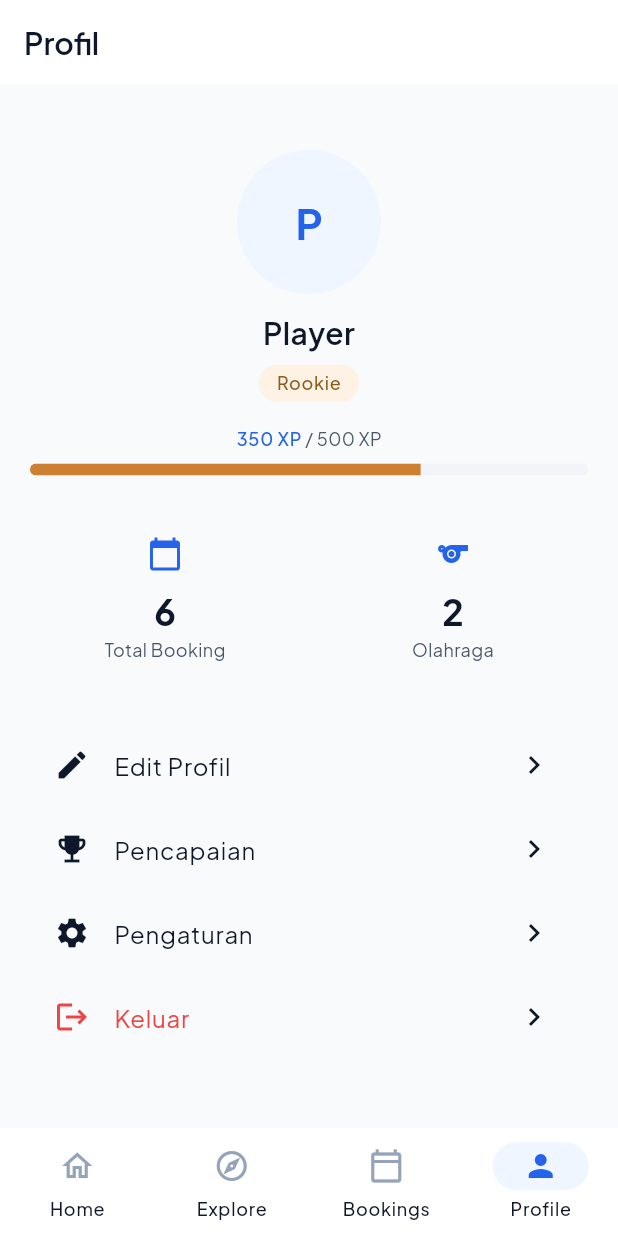
After one commit to ak-rocksdev/hyperarena, a Flutter app: the ProfileScreen screen opened by its route, after a tap on "Edit Profil", on a phone screen of 412 x 824 dp. The commit adds this screen. Run offline on Flutter 3.47's test engine with Material 3 defaults, Android fonts, the phone set to English and light mode, and no system bars; our stand-ins replace cached_network_image, flutter_riverpod, freezed_annotation, go_router, google_fonts, shared_preferences and 1 more; accounts and stored records are empty; network calls fail.

Commit message:
feat: add home screen, profile screen, finalize Phase 1 routing

```diff
--- /dev/null
+++ b/lib/features/home/presentation/screens/home_screen.dart
@@ -0,0 +1,145 @@
+import 'package:flutter/material.dart';
+import 'package:flutter_riverpod/flutter_riverpod.dart';
+import 'package:go_router/go_router.dart';
+import 'package:hyperarena/core/theme/app_colors.dart';
+import 'package:hyperarena/core/theme/app_dimensions.dart';
+import 'package:hyperarena/core/theme/app_enums.dart';
+import 'package:hyperarena/core/theme/app_typography.dart';
+import 'package:hyperarena/core/widgets/app_button.dart';
+import 'package:hyperarena/features/auth/presentation/widgets/sport_chip_selector.dart';
+import 'package:hyperarena/features/auth/providers/auth_provider.dart';
+import 'package:hyperarena/features/booking/presentation/widgets/booking_card.dart';
+import 'package:hyperarena/features/booking/providers/booking_providers.dart';
+import 'package:hyperarena/features/venue/providers/venue_providers.dart';
+
+class HomeScreen extends ConsumerWidget {
+  const HomeScreen({super.key});
+
+  String _greeting() {
+    final hour = DateTime.now().hour;
+    if (hour < 11) return 'Selamat Pagi';
+    if (hour < 15) return 'Selamat Siang';
+    if (hour < 18) return 'Selamat Sore';
+    return 'Selamat Malam';
+  }
+
+  @override
+  Widget build(BuildContext context, WidgetRef ref) {
+    final user = ref.watch(authNotifierProvider);
+    final bookingsAsync = ref.watch(bookingListProvider);
+
+    return Scaffold(
+      body: SafeArea(
+        child: SingleChildScrollView(
+          padding: const EdgeInsets.all(AppDimensions.screenHorizontal),
+          child: Column(
+            crossAxisAlignment: CrossAxisAlignment.start,
+            children: [
+              const SizedBox(height: AppDimensions.base),
+
+              // Greeting
+              Text(
+                '${_greeting()},',
+                style: AppTypography.bodyLarge.copyWith(
+                  color: AppColors.textSecondary,
+                ),
+              ),
+              Text(
+                user?.name ?? 'Player',
+                style: AppTypography.headingLarge,
+              ),
+              const SizedBox(height: AppDimensions.xl),
+
+              // CTA button
+              SizedBox(
+                width: double.infinity,
+                child: AppButton(
+                  label: 'Cari Lapangan',
+                  isLarge: true,
+                  icon: Icons.search,
+                  onPressed: () => context.go('/player/explore'),
+                ),
+              ),
+              const SizedBox(height: AppDimensions.xl),
+
+              // Sport quick-access
+              Text('Olahraga', style: AppTypography.titleMedium),
+              const SizedBox(height: AppDimensions.md),
+              SizedBox(
+                height: AppDimensions.chipHeight + 8,
+                child: ListView(
+                  scrollDirection: Axis.horizontal,
+                  children: Sport.values.map((sport) {
+                    return Padding(
+                      padding:
+                          const EdgeInsets.only(right: AppDimensions.sm),
+                      child: SportChipSelector(
+                        sport: sport,
+                        isSelected: false,
+                        onToggle: (_) {
+                          ref
+                              .read(venueFilterProvider.notifier)
+                              .setSport(sport);
+                          context.go('/player/explore');
+                        },
+                      ),
+                    );
+                  }).toList(),
+                ),
+              ),
+              const SizedBox(height: AppDimensions.xl),
+
+              // Upcoming booking
+              Text('Booking Mendatang', style: AppTypography.titleMedium),
+              const SizedBox(height: AppDimensions.md),
+              bookingsAsync.when(
+                loading: () => const SizedBox(
+                  height: 80,
+                  child: Center(child: CircularProgressIndicator()),
+                ),
+                error: (_, _) => const SizedBox.shrink(),
+                data: (bookings) {
+                  final upcoming = bookings
+                      .where((b) =>
+                          b.status == BookingStatus.pendingPayment ||
+                          b.status == BookingStatus.waitingConfirmation ||
+                          b.status == BookingStatus.confirmed)
+                      .toList();
+                  if (upcoming.isEmpty) {
+                    return Container(
+                      width: double.infinity,
+                      padding:
+                          const EdgeInsets.all(AppDimensions.xl),
+                      decoration: BoxDecoration(
+                        color: AppColors.neutral50,
+                        borderRadius: BorderRadius.circular(
+                            AppDimensions.radiusMd),
+                      ),
+                      child: Column(
+                        children: [
+                          Icon(
+                            Icons.calendar_today_outlined,
+                            color: AppColors.neutral300,
+                            size: 32,
+                          ),
+                          const SizedBox(height: AppDimensions.sm),
+                          Text(
+                            'Belum ada booking mendatang',
+                            style: AppTypography.bodySmall.copyWith(
+                              color: AppColors.textTertiary,
+                            ),
+                          ),
+                        ],
+                      ),
+                    );
+                  }
+                  return BookingCard(booking: upcoming.first);
+                },
+              ),
+            ],
+          ),
+        ),
+      ),
+    );
+  }
+}
--- /dev/null
+++ b/lib/features/profile/presentation/screens/profile_screen.dart
@@ -0,0 +1,233 @@
+import 'package:flutter/material.dart';
+import 'package:flutter_riverpod/flutter_riverpod.dart';
+import 'package:go_router/go_router.dart';
+import 'package:hyperarena/core/mocks/mock_data.dart';
+import 'package:hyperarena/core/theme/app_colors.dart';
+import 'package:hyperarena/core/theme/app_dimensions.dart';
+import 'package:hyperarena/core/theme/app_enums.dart';
+import 'package:hyperarena/core/theme/app_theme_extensions.dart';
+import 'package:hyperarena/core/theme/app_typography.dart';
+import 'package:hyperarena/features/auth/providers/auth_provider.dart';
+
+class ProfileScreen extends ConsumerWidget {
+  const ProfileScreen({super.key});
+
+  @override
+  Widget build(BuildContext context, WidgetRef ref) {
+    final user = ref.watch(authNotifierProvider);
+    final profile = MockData.currentProfile;
+    final gamification =
+        Theme.of(context).extension<GamificationThemeExtension>()!;
+
+    // XP thresholds per tier
+    const tierThresholds = {
+      LevelTier.rookie: 500,
+      LevelTier.amateur: 1500,
+      LevelTier.intermediate: 3500,
+      LevelTier.advanced: 7000,
+      LevelTier.pro: 15000,
+    };
+    final nextThreshold = tierThresholds[profile.levelTier] ?? 500;
+    final progress = (profile.totalXp / nextThreshold).clamp(0.0, 1.0);
+
+    String tierLabel(LevelTier tier) => switch (tier) {
+          LevelTier.rookie => 'Rookie',
+          LevelTier.amateur => 'Amateur',
+          LevelTier.intermediate => 'Intermediate',
+          LevelTier.advanced => 'Advanced',
+          LevelTier.pro => 'Pro',
+        };
+
+    return Scaffold(
+      appBar: AppBar(title: const Text('Profil')),
+      body: SingleChildScrollView(
+        padding: const EdgeInsets.all(AppDimensions.screenHorizontal),
+        child: Column(
+          children: [
+            const SizedBox(height: AppDimensions.xl),
+
+            // Avatar
+            CircleAvatar(
+              radius: AppDimensions.avatarXl / 2,
+              backgroundColor: AppColors.primary50,
+              child: Text(
+                (user?.name ?? 'P').substring(0, 1).toUpperCase(),
+                style: AppTypography.displaySmall.copyWith(
+                  color: AppColors.primary,
+                ),
+              ),
+            ),
+            const SizedBox(height: AppDimensions.md),
+
+            // Name
+            Text(
+              user?.name ?? 'Player',
+              style: AppTypography.headingMedium,
+            ),
+            const SizedBox(height: AppDimensions.sm),
+
+            // Level badge
+            Container(
+              padding: const EdgeInsets.symmetric(
+                  horizontal: 12, vertical: 4),
+              decoration: BoxDecoration(
+                color: gamification.levelBackgroundColor(profile.levelTier),
+                borderRadius:
+                    BorderRadius.circular(AppDimensions.radiusFull),
+              ),
+              child: Text(
+                tierLabel(profile.levelTier),
+                style: AppTypography.labelMedium.copyWith(
+                  color: gamification.levelTextColor(profile.levelTier),
+                ),
+              ),
+            ),
+            const SizedBox(height: AppDimensions.base),
+
+            // XP progress
+            Row(
+              mainAxisAlignment: MainAxisAlignment.center,
+              children: [
+                Text(
+                  '${profile.totalXp} XP',
+                  style: AppTypography.labelMedium.copyWith(
+                    color: AppColors.primary,
+                  ),
+                ),
+                Text(
+                  ' / $nextThreshold XP',
+                  style: AppTypography.caption,
+                ),
+              ],
+            ),
+            const SizedBox(height: AppDimensions.sm),
+            ClipRRect(
+              borderRadius:
+                  BorderRadius.circular(AppDimensions.radiusFull),
+              child: LinearProgressIndicator(
+                value: progress,
+                minHeight: 8,
+                backgroundColor: AppColors.neutral100,
+                valueColor: AlwaysStoppedAnimation(
+                  gamification.levelColor(profile.levelTier),
+                ),
+              ),
+            ),
+            const SizedBox(height: AppDimensions.xl),
+
+            // Quick stats
+            Row(
+              children: [
+                Expanded(
+                  child: _StatCard(
+                    icon: Icons.calendar_today,
+                    value: '6',
+                    label: 'Total Booking',
+                  ),
+                ),
+                const SizedBox(width: AppDimensions.md),
+                Expanded(
+                  child: _StatCard(
+                    icon: Icons.sports,
+                    value: '${profile.sports.length}',
+                    label: 'Olahraga',
+                  ),
+                ),
+              ],
+            ),
+            const SizedBox(height: AppDimensions.xl),
+
+            // Menu
+            _MenuItem(
+              icon: Icons.edit,
+              label: 'Edit Profil',
+              onTap: () {}, // Placeholder
+            ),
+            _MenuItem(
+              icon: Icons.emoji_events,
+              label: 'Pencapaian',
+              onTap: () {}, // Placeholder
+            ),
+            _MenuItem(
+              icon: Icons.settings,
+              label: 'Pengaturan',
+              onTap: () {}, // Placeholder
+            ),
+            _MenuItem(
+              icon: Icons.logout,
+              label: 'Keluar',
+              isDestructive: true,
+              onTap: () async {
+                await ref.read(authNotifierProvider.notifier).logout();
+                if (context.mounted) context.go('/auth/login');
+              },
+            ),
+          ],
+        ),
+      ),
+    );
+  }
+}
+
+class _StatCard extends StatelessWidget {
+  final IconData icon;
+  final String value;
+  final String label;
+
+  const _StatCard({
+    required this.icon,
+    required this.value,
+    required this.label,
+  });
+
+  @override
+  Widget build(BuildContext context) {
+    return Container(
+      padding: const EdgeInsets.all(AppDimensions.base),
+      decoration: BoxDecoration(
+        color: AppColors.neutral50,
+        borderRadius: BorderRadius.circular(AppDimensions.radiusMd),
+      ),
+      child: Column(
+        children: [
+          Icon(icon, color: AppColors.primary),
+          const SizedBox(height: AppDimensions.sm),
+          Text(value, style: AppTypography.numberMedium),
+          Text(label, style: AppTypography.caption),
+        ],
+      ),
+    );
+  }
+}
+
+class _MenuItem extends StatelessWidget {
+  final IconData icon;
+  final String label;
+  final VoidCallback onTap;
+  final bool isDestructive;
+
+  const _MenuItem({
+    required this.icon,
+    required this.label,
+    required this.onTap,
+    this.isDestructive = false,
+  });
+
+  @override
+  Widget build(BuildContext context) {
+    return ListTile(
+      leading: Icon(
+        icon,
+        color: isDestructive ? AppColors.error : null,
+      ),
+      title: Text(
+        label,
+        style: isDestructive
+            ? AppTypography.bodyLarge.copyWith(color: AppColors.error)
+            : AppTypography.bodyLarge,
+      ),
+      trailing: const Icon(Icons.chevron_right),
+      onTap: onTap,
+    );
+  }
+}
--- a/lib/routing/app_router.dart
+++ b/lib/routing/app_router.dart
@@ -3,34 +3,22 @@ import 'package:flutter_riverpod/flutter_riverpod.dart';
 import 'package:go_router/go_router.dart';
 import 'package:hyperarena/core/theme/app_enums.dart';
 import 'package:hyperarena/features/auth/presentation/screens/login_screen.dart';
-import 'package:hyperarena/features/auth/presentation/screens/sport_selection_screen.dart';
 import 'package:hyperarena/features/auth/presentation/screens/onboarding_screen.dart';
 import 'package:hyperarena/features/auth/presentation/screens/register_screen.dart';
 import 'package:hyperarena/features/auth/presentation/screens/splash_screen.dart';
+import 'package:hyperarena/features/auth/presentation/screens/sport_selection_screen.dart';
+import 'package:hyperarena/features/auth/providers/auth_provider.dart';
 import 'package:hyperarena/features/booking/presentation/screens/booking_confirmation_screen.dart';
+import 'package:hyperarena/features/booking/presentation/screens/booking_date_screen.dart';
 import 'package:hyperarena/features/booking/presentation/screens/booking_detail_screen.dart';
 import 'package:hyperarena/features/booking/presentation/screens/booking_list_screen.dart';
-import 'package:hyperarena/features/booking/presentation/screens/booking_date_screen.dart';
 import 'package:hyperarena/features/booking/presentation/screens/booking_summary_screen.dart';
 import 'package:hyperarena/features/booking/presentation/screens/payment_screen.dart';
 import 'package:hyperarena/features/booking/presentation/screens/slot_selection_screen.dart';
+import 'package:hyperarena/features/home/presentation/screens/home_screen.dart';
+import 'package:hyperarena/features/profile/presentation/screens/profile_screen.dart';
 import 'package:hyperarena/features/venue/presentation/screens/explore_screen.dart';
 import 'package:hyperarena/features/venue/presentation/screens/venue_detail_screen.dart';
-import 'package:hyperarena/features/auth/providers/auth_provider.dart';
-
-/// Placeholder screen — replaced task-by-task as real screens are built.
-class _PlaceholderScreen extends StatelessWidget {
-  final String title;
-  const _PlaceholderScreen({required this.title});
-
-  @override
-  Widget build(BuildContext context) {
-    return Scaffold(
-      appBar: AppBar(title: Text(title)),
-      body: Center(child: Text(title)),
-    );
-  }
-}
 
 /// Role-aware bottom navigation shell.
 class RoleShell extends StatelessWidget {
@@ -144,12 +132,10 @@ final appRouterProvider = Provider<GoRouter>((ref) {
       final isAuthenticated = authState != null;
       final isPublicRoute = _publicPaths.contains(state.matchedLocation);
 
-      // Not authenticated and trying to access protected route
       if (!isAuthenticated && !isPublicRoute) {
         return '/auth/login';
       }
 
-      // Authenticated and on auth route (but not sport-selection)
       if (isAuthenticated &&
           (state.matchedLocation == '/auth/login' ||
               state.matchedLocation == '/auth/register')) {
@@ -191,7 +177,7 @@ final appRouterProvider = Provider<GoRouter>((ref) {
           StatefulShellBranch(routes: [
             GoRoute(
               path: '/player/home',
-              builder: (_, _) => const _PlaceholderScreen(title: 'Home'),
+              builder: (_, _) => const HomeScreen(),
             ),
           ]),
           StatefulShellBranch(routes: [
@@ -209,8 +195,7 @@ final appRouterProvider = Provider<GoRouter>((ref) {
           StatefulShellBranch(routes: [
             GoRoute(
               path: '/player/profile',
-              builder: (_, _) =>
-                  const _PlaceholderScreen(title: 'Profile'),
+              builder: (_, _) => const ProfileScreen(),
             ),
           ]),
         ],
```
